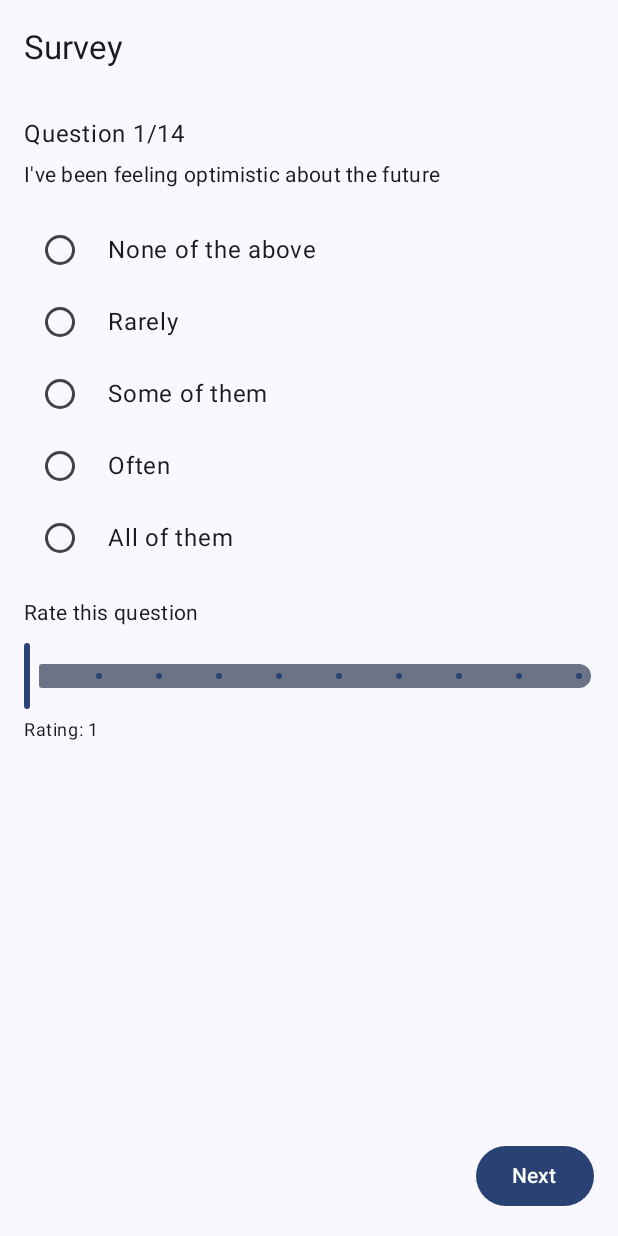
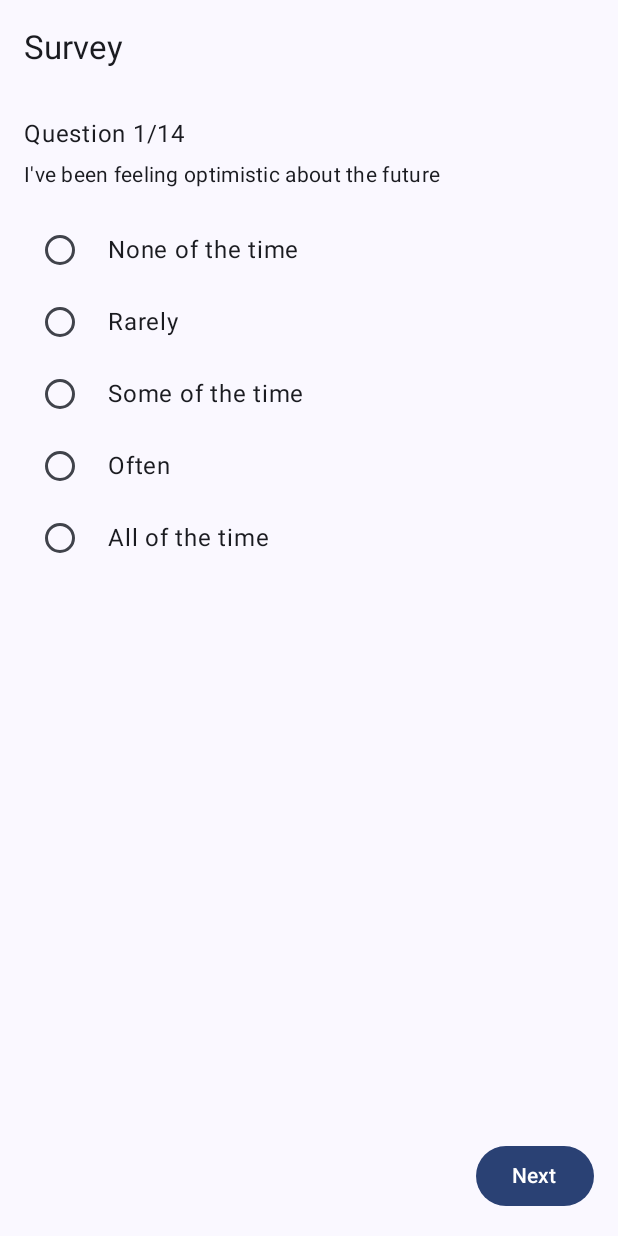
Before and after one commit to Shashank9759/DHM3, an Android app built with Jetpack Compose: the SurveyScreen screen opened through its navigation route, on a phone screen of 412 x 824 dp. Run offline under Robolectric (Android 15) with nearby library versions, the phone set to English and light mode, and no system bars; our stand-ins replace Firebase (no records; nobody signed in at launch, a user with empty details on screens opened directly).

Commit message:
some update

```diff
--- a/app/src/main/java/com/example/dhm20/Data/Entities/AppUsageLog.kt
+++ b/app/src/main/java/com/example/dhm20/Data/Entities/AppUsageLog.kt
@@ -10,5 +10,7 @@ public data class AppUsageLog(
     @PrimaryKey(autoGenerate = true) val id: Int = 0,
     @ColumnInfo(name = "usageMap") val usageMap: Map<String, List<Long>>,
     @ColumnInfo(name = "screenOnTime") val screenOnTime: Long,
+    @ColumnInfo(name = "screenStartTime") val screenStartTime: Long,
+    @ColumnInfo(name = "screenEndTime") val screenEndTime: Long,
     @ColumnInfo(name = "date")val date: String
 )
--- a/app/src/main/java/com/example/dhm20/Presentation/SignInScreen.kt
+++ b/app/src/main/java/com/example/dhm20/Presentation/SignInScreen.kt
@@ -106,9 +106,9 @@ fun SignInScreen(navController: NavController) {
                     navController.navigate("home")
 
                 } catch (e: GetCredentialException) {
-                    Toast.makeText(context, e.message, Toast.LENGTH_SHORT).show()
+                    Toast.makeText(context, e.message   , Toast.LENGTH_SHORT).show()
                 } catch (e: GoogleIdTokenParsingException) {
-                    Toast.makeText(context, e.message, Toast.LENGTH_SHORT).show()
+                    Toast.makeText(context, e.message , Toast.LENGTH_SHORT).show()
                 }
             }
         }
--- a/app/src/main/java/com/example/dhm20/Presentation/SurveyScreen.kt
+++ b/app/src/main/java/com/example/dhm20/Presentation/SurveyScreen.kt
@@ -37,6 +37,7 @@ import androidx.navigation.NavController
 import com.example.dhm20.Data.Database.AudioDB
 import com.example.dhm20.Data.Database.SurveyDb
 import com.example.dhm20.Data.Entities.SurveyLog
+import com.example.dhm20.TrackingService.Companion.isSurveyReceived
 import kotlinx.coroutines.CoroutineScope
 import kotlinx.coroutines.Dispatchers
 import kotlinx.coroutines.launch
@@ -62,7 +63,8 @@ fun SurveyScreen(questions: List<String>, navController: NavController) {
     var currentQuestionIndex by remember { mutableStateOf(0) }
     val answers = remember { mutableStateMapOf<Int, String>() }
     val ratings = remember { mutableStateMapOf<Int, Int>() }  // Store ratings
-    val options = listOf("None of the above", "Rarely", "Some of them", "Often", "All of them")
+    val options = listOf("None of the time", "Rarely", "Some of the time", "Often", "All of the time")
+
 
     Scaffold(
         topBar = {
@@ -91,7 +93,7 @@ fun SurveyScreen(questions: List<String>, navController: NavController) {
                 )
 
                 // Options
-                options.forEach { option ->
+                options.forEachIndexed { index,option ->
                     Row(
                         modifier = Modifier
                             .fillMaxWidth()
@@ -100,36 +102,38 @@ fun SurveyScreen(questions: List<String>, navController: NavController) {
                     ) {
                         RadioButton(
                             selected = answers[currentQuestionIndex] == option,
-                            onClick = { answers[currentQuestionIndex] = option }
+                            onClick = { answers[currentQuestionIndex] = option
+                                ratings[currentQuestionIndex] = index+1}
                         )
+
                         Text(text = option, modifier = Modifier.padding(start = 8.dp))
                     }
                 }
 
-
-                // Rating Bar (Slider)
-                Text(
-                    text = "Rate this question",
-                    style = MaterialTheme.typography.bodyMedium,
-                    modifier = Modifier.padding(top = 16.dp, bottom = 8.dp)
-                )
-
-                Slider(
-                    value = ratings[currentQuestionIndex]?.toFloat() ?: 1f,
-                    onValueChange = { newValue ->
-                        // Convert the slider value to an integer and store it
-                        ratings[currentQuestionIndex] = newValue.toInt()
-                    },
-                    valueRange = 1f..10f,
-                    steps = 8,  // 9 possible values (1, 2, 3, ..., 10)
-                    modifier = Modifier.fillMaxWidth()
-                )
-
-                Text(
-                    text = "Rating: ${ratings[currentQuestionIndex] ?: 1}",
-                    style = MaterialTheme.typography.bodySmall,
-                    modifier = Modifier.padding(top = 4.dp)
-                )
+//
+//                // Rating Bar (Slider)
+//                Text(
+//                    text = "Rate this question",
+//                    style = MaterialTheme.typography.bodyMedium,
+//                    modifier = Modifier.padding(top = 16.dp, bottom = 8.dp)
+//                )
+//
+//                Slider(
+//                    value = ratings[currentQuestionIndex]?.toFloat() ?: 1f,
+//                    onValueChange = { newValue ->
+//                        // Convert the slider value to an integer and store it
+//                        ratings[currentQuestionIndex] = newValue.toInt()
+//                    },
+//                    valueRange = 1f..10f,
+//                    steps = 8,  // 9 possible values (1, 2, 3, ..., 10)
+//                    modifier = Modifier.fillMaxWidth()
+//                )
+//
+//                Text(
+//                    text = "Rating: ${ratings[currentQuestionIndex] ?: 1}",
+//                    style = MaterialTheme.typography.bodySmall,
+//                    modifier = Modifier.padding(top = 4.dp)
+//                )
             }
 
 
@@ -189,7 +193,7 @@ fun SurveyScreen(questions: List<String>, navController: NavController) {
                                     finalscore= score
                                 ))
                             }
-
+                            isSurveyReceived=true
 
 
                             navController.navigate("score/${score}")
--- a/app/src/main/java/com/example/dhm20/Utils/Constants.kt
+++ b/app/src/main/java/com/example/dhm20/Utils/Constants.kt
@@ -1,8 +1,8 @@
 package com.example.dhm20.Utils
 
- const val CLIENT_ID="461259927203-cc39206qgtobopp21r3k0076644e06p5.apps.googleusercontent.com"
-// const val CLIENT_ID="567697618821-2vdv97gh32mspfjst4b0er902fbvjo0m.apps.googleusercontent.com"
-
+ //const val CLIENT_ID="461259927203-cc39206qgtobopp21r3k0076644e06p5.apps.googleusercontent.com"
+ // const val CLIENT_ID="567697618821-2vdv97gh32mspfjst4b0er902fbvjo0m.apps.googleusercontent.com"
+ const val CLIENT_ID="949741451459-fkgde1kuagh3usosrdhhg7kt8ppiualt.apps.googleusercontent.com"
 val feelingsList = listOf(
  "I've been feeling optimistic about the future",
  "I've been feeling useful",
```
Also changed, not shown: app/src/main/java/com/example/dhm20/TrackingService.kt (+10 -2 lines), 1 other file.
